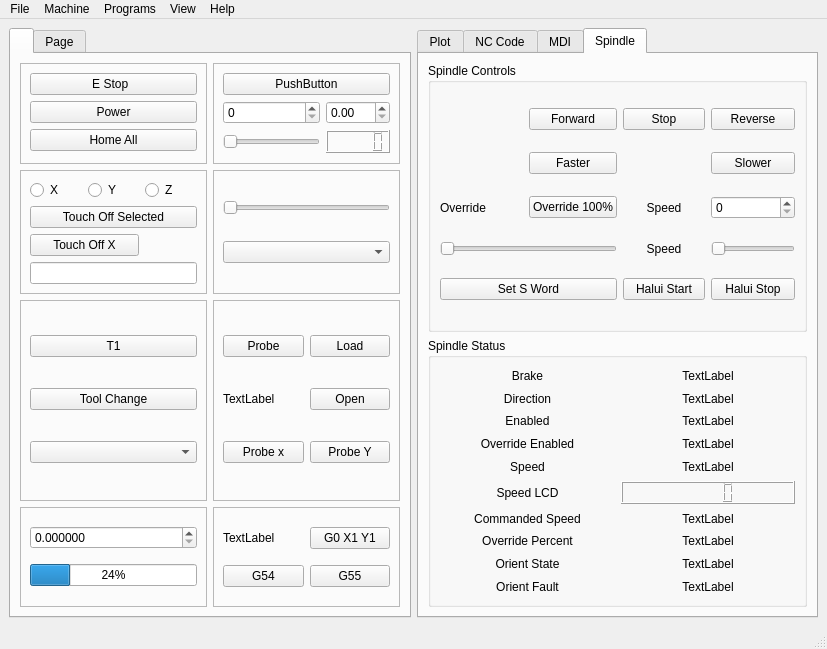
This is examples/testgui/Errors/errors.ui in jethornton/flexgui as Qt 5 draws it before an edit. The edited form follows.
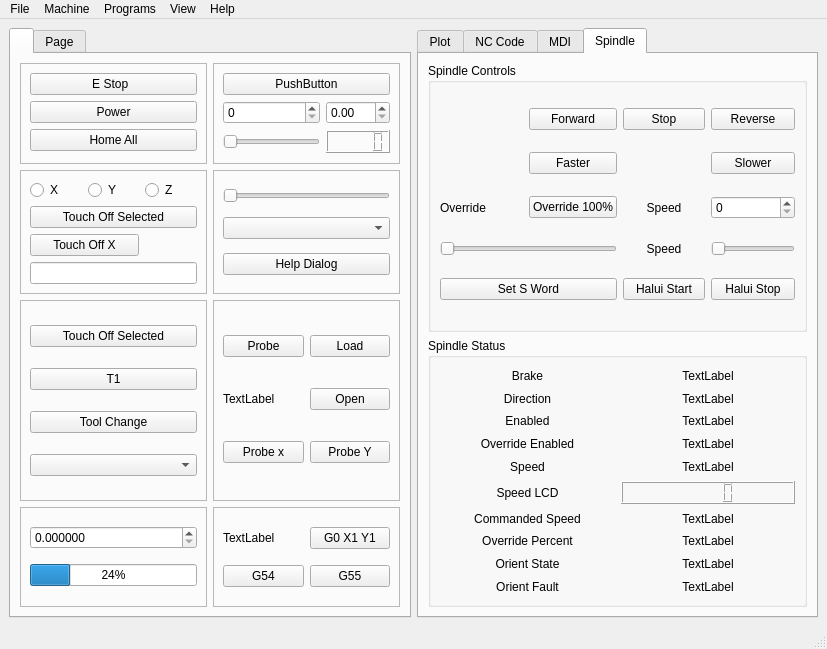
This is the edited form.

Commit message: add popup help to example

Diff of the .ui file:
```diff
--- a/examples/testgui/Errors/errors.ui
+++ b/examples/testgui/Errors/errors.ui
@@ -216,6 +216,9 @@
            <enum>QFrame::Raised</enum>
           </property>
           <layout class="QGridLayout" name="gridLayout_6">
+           <item row="1" column="0">
+            <widget class="QComboBox" name="jog_modes_cb"/>
+           </item>
            <item row="0" column="0">
             <widget class="QSlider" name="jog_vel_sl">
              <property name="orientation">
@@ -223,8 +226,18 @@
              </property>
             </widget>
            </item>
-           <item row="1" column="0">
-            <widget class="QComboBox" name="jog_modes_cb"/>
+           <item row="2" column="0">
+            <widget class="QPushButton" name="pushButton_6">
+             <property name="text">
+              <string>Help Dialog</string>
+             </property>
+             <property name="function" stdset="0">
+              <string>help</string>
+             </property>
+             <property name="file" stdset="0">
+              <string>help.txt</string>
+             </property>
+            </widget>
            </item>
           </layout>
          </widget>
@@ -327,23 +340,30 @@
            <enum>QFrame::Raised</enum>
           </property>
           <layout class="QGridLayout" name="gridLayout_3">
-           <item row="0" column="0">
+           <item row="1" column="0">
             <widget class="QPushButton" name="tool_change_pb_1">
              <property name="text">
               <string>T1</string>
              </property>
             </widget>
            </item>
-           <item row="1" column="0">
+           <item row="2" column="0">
             <widget class="QPushButton" name="tool_change_pb">
              <property name="text">
               <string>Tool Change</string>
              </property>
             </widget>
            </item>
-           <item row="2" column="0">
+           <item row="3" column="0">
             <widget class="QComboBox" name="tool_change_cb"/>
            </item>
+           <item row="0" column="0">
+            <widget class="QPushButton" name="tool_touchoff_selected_pb">
+             <property name="text">
+              <string>Touch Off Selected</string>
+             </property>
+            </widget>
+           </item>
           </layout>
          </widget>
         </item>
```
The commit also changes 1 other file.
